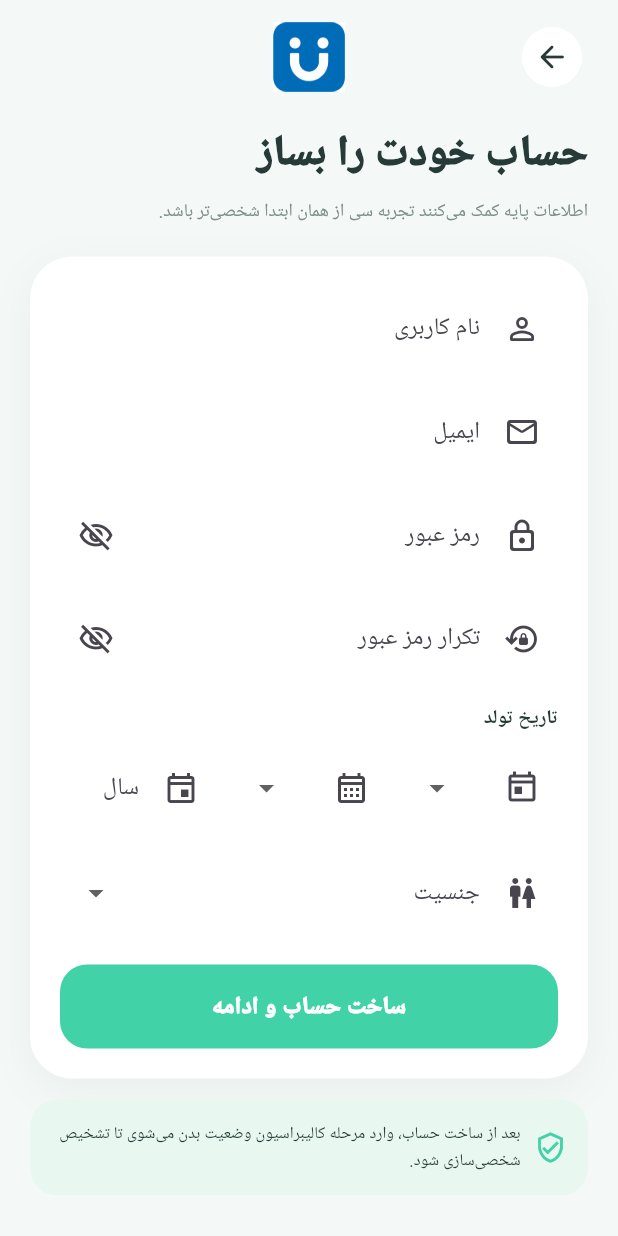
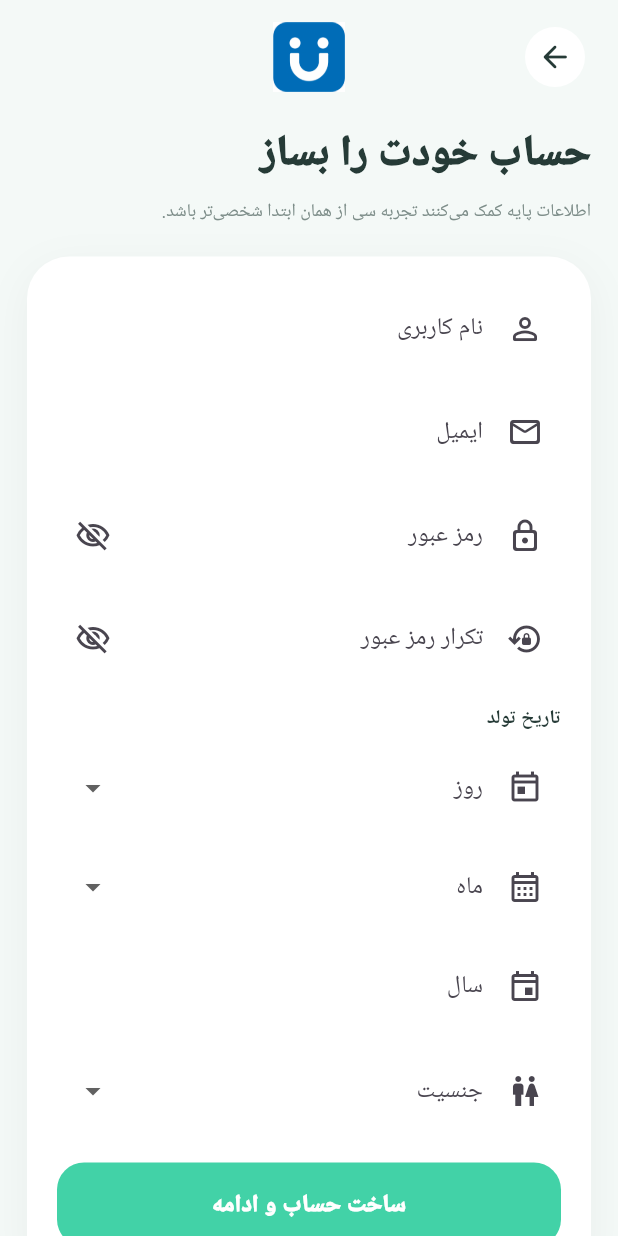
Before and after one commit to jarfilled/si, a Flutter app: the SignupPage screen opened by its route, on a phone screen of 412 x 824 dp. Run offline on Flutter 3.47's test engine with Material 3 defaults, Android fonts, the phone set to English and light mode, and no system bars; our stand-ins replace camera, fl_chart, flutter_local_notifications, hive_flutter, permission_handler, sensors_plus and 3 more; missing offline and left inert: flutter_background_service, flutter_overlay_window, google_mlkit_face_detection, google_mlkit_pose_detection, mailer, nsfw_detector_flutter; accounts and stored records are empty; Roboto replaces fonts that are missing (Vazirmatn).

Commit message:
ui: fix signup responsive layout and birth-date overflow

```diff
--- a/lib/UI/signup_page.dart
+++ b/lib/UI/signup_page.dart
@@ -3,7 +3,6 @@ import 'package:supabase_flutter/supabase_flutter.dart';
 
 class SignupPage extends StatefulWidget {
   const SignupPage({super.key});
-
   @override
   State<SignupPage> createState() => _SignupPageState();
 }
@@ -23,101 +22,54 @@ class _SignupPageState extends State<SignupPage> {
   static const mint = Color(0xFFE8F8F1);
 
   final supabase = Supabase.instance.client;
-  String? _day;
-  String? _month;
-  String? _gender;
-  bool _loading = false;
-  bool _obscurePassword = true;
-  bool _obscureConfirm = true;
+  String? _day, _month, _gender;
+  bool _loading = false, _obscurePassword = true, _obscureConfirm = true;
 
   @override
-  void dispose() {
-    _username.dispose();
-    _email.dispose();
-    _password.dispose();
-    _confirmPassword.dispose();
-    _year.dispose();
-    super.dispose();
-  }
+  void dispose() { _username.dispose(); _email.dispose(); _password.dispose(); _confirmPassword.dispose(); _year.dispose(); super.dispose(); }
 
   Future<void> _signUp() async {
     final username = _username.text.trim();
     final email = _email.text.trim();
     final password = _password.text;
     final year = _year.text.trim();
-
-    if (username.isEmpty || email.isEmpty || password.isEmpty || year.isEmpty ||
-        _day == null || _month == null || _gender == null) {
-      _message('برای ادامه، همه اطلاعات را کامل کنید.');
-      return;
-    }
-    if (!email.contains('@') || !email.contains('.')) {
-      _message('یک ایمیل معتبر وارد کنید.');
-      return;
-    }
-    if (password.length < 8) {
-      _message('رمز عبور باید حداقل ۸ کاراکتر باشد.');
-      return;
-    }
-    if (password != _confirmPassword.text) {
-      _message('رمز عبور و تکرار آن یکسان نیستند.');
-      return;
-    }
-
+    if (username.isEmpty || email.isEmpty || password.isEmpty || year.isEmpty || _day == null || _month == null || _gender == null) { _message('برای ادامه، همه اطلاعات را کامل کنید.'); return; }
+    if (!email.contains('@') || !email.contains('.')) { _message('یک ایمیل معتبر وارد کنید.'); return; }
+    if (password.length < 8) { _message('رمز عبور باید حداقل ۸ کاراکتر باشد.'); return; }
+    if (password != _confirmPassword.text) { _message('رمز عبور و تکرار آن یکسان نیستند.'); return; }
     final parsedYear = int.tryParse(year);
     final currentYear = DateTime.now().year;
-    if (parsedYear == null || parsedYear < 1900 || parsedYear > currentYear) {
-      _message('سال تولد را به‌درستی وارد کنید.');
-      return;
-    }
-
+    if (parsedYear == null || parsedYear < 1900 || parsedYear > currentYear) { _message('سال تولد را به‌درستی وارد کنید.'); return; }
     setState(() => _loading = true);
     try {
-      final response = await supabase.auth.signUp(
-        email: email,
-        password: password,
-      );
+      final response = await supabase.auth.signUp(email: email, password: password);
       final user = response.user;
       if (user == null) throw const AuthException('ساخت حساب انجام نشد.');
-
-      await supabase.from('users').insert({
-        'id': user.id,
-        'username': username,
-        'gender': _gender,
-        'birth_date': '$year-$_month-$_day',
-      });
-
+      await supabase.from('users').insert({'id': user.id, 'username': username, 'gender': _gender, 'birth_date': '$year-$_month-$_day'});
       if (!mounted) return;
-      Navigator.pushReplacementNamed(
-        context,
-        '/calibrate',
-        arguments: _gender,
-      );
-    } on AuthException catch (error) {
-      _message(error.message);
-    } catch (_) {
-      _message('ثبت‌نام انجام نشد. ممکن است این ایمیل قبلاً استفاده شده باشد.');
-    } finally {
-      if (mounted) setState(() => _loading = false);
-    }
+      Navigator.pushReplacementNamed(context, '/calibrate', arguments: _gender);
+    } on AuthException catch (error) { _message(error.message); }
+    catch (_) { _message('ثبت‌نام انجام نشد. ممکن است این ایمیل قبلاً استفاده شده باشد.'); }
+    finally { if (mounted) setState(() => _loading = false); }
   }
 
   void _message(String message) {
     if (!mounted) return;
-    ScaffoldMessenger.of(context)
-      ..hideCurrentSnackBar()
-      ..showSnackBar(
-        SnackBar(
-          content: Text(message),
-          behavior: SnackBarBehavior.floating,
-        ),
-      );
+    ScaffoldMessenger.of(context)..hideCurrentSnackBar()..showSnackBar(SnackBar(content: Text(message), behavior: SnackBarBehavior.floating));
   }
 
-  InputDecoration _dec(String label, IconData icon) => InputDecoration(
-        labelText: label,
-        prefixIcon: Icon(icon),
-      );
+  InputDecoration _dec(String label, IconData icon) => InputDecoration(labelText: label, prefixIcon: Icon(icon));
+
+  Widget _birthFields(BuildContext context) {
+    final narrow = MediaQuery.sizeOf(context).width < 430;
+    final day = DropdownButtonFormField<String>(value: _day, decoration: const InputDecoration(labelText: 'روز', prefixIcon: Icon(Icons.today_outlined)), items: List.generate(31, (i) => '${i + 1}').map((day) => DropdownMenuItem(value: day, child: Text(day))).toList(), onChanged: (value) => setState(() => _day = value));
+    final month = DropdownButtonFormField<String>(value: _month, decoration: const InputDecoration(labelText: 'ماه', prefixIcon: Icon(Icons.calendar_month_outlined)), items: List.generate(12, (i) { final month = '${i + 1}'.padLeft(2, '0'); return DropdownMenuItem(value: month, child: Text(month)); }).toList(), onChanged: (value) => setState(() => _month = value));
+    final year = TextField(controller: _year, keyboardType: TextInputType.number, decoration: const InputDecoration(labelText: 'سال', prefixIcon: Icon(Icons.event_outlined)));
+    if (narrow) {
+      return Column(children: [day, const SizedBox(height: 10), month, const SizedBox(height: 10), year]);
+    }
+    return Row(children: [Expanded(child: day), const SizedBox(width: 9), Expanded(child: month), const SizedBox(width: 9), Expanded(child: year)]);
+  }
 
   @override
   Widget build(BuildContext context) {
@@ -126,182 +78,47 @@ class _SignupPageState extends State<SignupPage> {
       child: Scaffold(
         backgroundColor: background,
         body: SafeArea(
-          child: SingleChildScrollView(
-            padding: const EdgeInsets.fromLTRB(20, 14, 20, 28),
-            child: Center(
-              child: ConstrainedBox(
-                constraints: const BoxConstraints(maxWidth: 560),
-                child: Column(
-                  crossAxisAlignment: CrossAxisAlignment.stretch,
-                  children: [
-                    Row(
-                      children: [
-                        IconButton(
-                          onPressed: () => Navigator.maybePop(context),
-                          style: IconButton.styleFrom(backgroundColor: Colors.white),
-                          icon: const Icon(Icons.arrow_forward_rounded, color: text),
-                        ),
-                        const Spacer(),
-                        Image.asset('assets/logo.png', width: 48, height: 48),
-                        const Spacer(),
-                        const SizedBox(width: 48),
-                      ],
-                    ),
-                    const SizedBox(height: 20),
-                    const Text(
-                      'حساب خودت را بساز',
-                      style: TextStyle(color: text, fontSize: 28, fontWeight: FontWeight.w900),
-                    ),
-                    const SizedBox(height: 7),
-                    const Text(
-                      'اطلاعات پایه کمک می‌کنند تجربه سی از همان ابتدا شخصی‌تر باشد.',
-                      style: TextStyle(color: subtext, fontSize: 12, height: 1.7),
-                    ),
-                    const SizedBox(height: 20),
-                    Container(
-                      padding: const EdgeInsets.all(20),
-                      decoration: BoxDecoration(
-                        color: Colors.white,
-                        borderRadius: BorderRadius.circular(28),
-                        boxShadow: [
-                          BoxShadow(
-                            color: Colors.black.withOpacity(.045),
-                            blurRadius: 24,
-                            offset: const Offset(0, 8),
-                          ),
-                        ],
+          child: LayoutBuilder(
+            builder: (context, constraints) {
+              final compact = constraints.maxHeight < 720;
+              final side = constraints.maxWidth >= 650 ? 34.0 : 18.0;
+              return SingleChildScrollView(
+                padding: EdgeInsets.fromLTRB(side, compact ? 8 : 14, side, 28),
+                child: Center(
+                  child: ConstrainedBox(
+                    constraints: const BoxConstraints(maxWidth: 560),
+                    child: Column(crossAxisAlignment: CrossAxisAlignment.stretch, children: [
+                      Row(children: [IconButton(onPressed: () => Navigator.maybePop(context), style: IconButton.styleFrom(backgroundColor: Colors.white), icon: const Icon(Icons.arrow_forward_rounded, color: text)), const Spacer(), Image.asset('assets/logo.png', width: compact ? 42 : 48, height: compact ? 42 : 48), const Spacer(), const SizedBox(width: 48)]),
+                      SizedBox(height: compact ? 14 : 20),
+                      Text('حساب خودت را بساز', style: TextStyle(color: text, fontSize: compact ? 24 : 28, fontWeight: FontWeight.w900)),
+                      const SizedBox(height: 7),
+                      const Text('اطلاعات پایه کمک می‌کنند تجربه سی از همان ابتدا شخصی‌تر باشد.', style: TextStyle(color: subtext, fontSize: 12, height: 1.7)),
+                      SizedBox(height: compact ? 14 : 20),
+                      Container(
+                        padding: EdgeInsets.all(compact ? 16 : 20),
+                        decoration: BoxDecoration(color: Colors.white, borderRadius: BorderRadius.circular(28), boxShadow: [BoxShadow(color: Colors.black.withValues(alpha: .045), blurRadius: 24, offset: const Offset(0, 8))]),
+                        child: Column(children: [
+                          TextField(controller: _username, decoration: _dec('نام کاربری', Icons.person_outline_rounded)), const SizedBox(height: 13),
+                          TextField(controller: _email, keyboardType: TextInputType.emailAddress, textDirection: TextDirection.ltr, decoration: _dec('ایمیل', Icons.mail_outline_rounded)), const SizedBox(height: 13),
+                          TextField(controller: _password, obscureText: _obscurePassword, textDirection: TextDirection.ltr, decoration: _dec('رمز عبور', Icons.lock_outline_rounded).copyWith(suffixIcon: IconButton(onPressed: () => setState(() => _obscurePassword = !_obscurePassword), icon: Icon(_obscurePassword ? Icons.visibility_off_outlined : Icons.visibility_outlined)))), const SizedBox(height: 13),
+                          TextField(controller: _confirmPassword, obscureText: _obscureConfirm, textDirection: TextDirection.ltr, decoration: _dec('تکرار رمز عبور', Icons.lock_reset_outlined).copyWith(suffixIcon: IconButton(onPressed: () => setState(() => _obscureConfirm = !_obscureConfirm), icon: Icon(_obscureConfirm ? Icons.visibility_off_outlined : Icons.visibility_outlined)))), const SizedBox(height: 16),
+                          const Align(alignment: Alignment.centerRight, child: Text('تاریخ تولد', style: TextStyle(color: text, fontSize: 13, fontWeight: FontWeight.w800))), const SizedBox(height: 8),
+                          _birthFields(context),
+                          const SizedBox(height: 14),
+                          DropdownButtonFormField<String>(value: _gender, decoration: _dec('جنسیت', Icons.wc_outlined), items: const [DropdownMenuItem(value: 'male', child: Text('آقا')), DropdownMenuItem(value: 'female', child: Text('خانم'))], onChanged: (value) => setState(() => _gender = value)),
+                          const SizedBox(height: 20),
+                          SizedBox(width: double.infinity, height: compact ? 52 : 56, child: ElevatedButton(onPressed: _loading ? null : _signUp, style: ElevatedButton.styleFrom(backgroundColor: primaryGreen, foregroundColor: Colors.white, elevation: 0, shape: RoundedRectangleBorder(borderRadius: BorderRadius.circular(18))), child: _loading ? const SizedBox(width: 22, height: 22, child: CircularProgressIndicator(strokeWidth: 2, color: Colors.white)) : Text('ساخت حساب و ادامه', style: TextStyle(fontSize: compact ? 14 : 16, fontWeight: FontWeight.w900)))),
+                        ]),
                       ),
-                      child: Column(
-                        children: [
-                          TextField(controller: _username, decoration: _dec('نام کاربری', Icons.person_outline_rounded)),
-                          const SizedBox(height: 13),
-                          TextField(controller: _email, keyboardType: TextInputType.emailAddress, textDirection: TextDirection.ltr, decoration: _dec('ایمیل', Icons.mail_outline_rounded)),
-                          const SizedBox(height: 13),
-                          TextField(
-                            controller: _password,
-                            obscureText: _obscurePassword,
-                            textDirection: TextDirection.ltr,
-                            decoration: _dec('رمز عبور', Icons.lock_outline_rounded).copyWith(
-                              suffixIcon: IconButton(
-                                onPressed: () => setState(() => _obscurePassword = !_obscurePassword),
-                                icon: Icon(_obscurePassword ? Icons.visibility_off_outlined : Icons.visibility_outlined),
-                              ),
-                            ),
-                          ),
-                          const SizedBox(height: 13),
-                          TextField(
-                            controller: _confirmPassword,
-                            obscureText: _obscureConfirm,
-                            textDirection: TextDirection.ltr,
-                            decoration: _dec('تکرار رمز عبور', Icons.lock_reset_outlined).copyWith(
-                              suffixIcon: IconButton(
-                                onPressed: () => setState(() => _obscureConfirm = !_obscureConfirm),
-                                icon: Icon(_obscureConfirm ? Icons.visibility_off_outlined : Icons.visibility_outlined),
-                              ),
-                            ),
-                          ),
-                          const SizedBox(height: 16),
-                          const Align(
-                            alignment: Alignment.centerRight,
-                            child: Text('تاریخ تولد', style: TextStyle(color: text, fontSize: 13, fontWeight: FontWeight.w800)),
-                          ),
-                          const SizedBox(height: 8),
-                          Row(
-                            children: [
-                              Expanded(
-                                child: DropdownButtonFormField<String>(
-                                  value: _day,
-                                  decoration: const InputDecoration(labelText: 'روز', prefixIcon: Icon(Icons.today_outlined)),
-                                  items: List.generate(31, (i) => '${i + 1}')
-                                      .map((day) => DropdownMenuItem(value: day, child: Text(day)))
-                                      .toList(),
-                                  onChanged: (value) => setState(() => _day = value),
-                                ),
-                              ),
-                              const SizedBox(width: 9),
-                              Expanded(
-                                child: DropdownButtonFormField<String>(
-                                  value: _month,
-                                  decoration: const InputDecoration(labelText: 'ماه', prefixIcon: Icon(Icons.calendar_month_outlined)),
-                                  items: List.generate(12, (i) {
-                                    final month = '${i + 1}'.padLeft(2, '0');
-                                    return DropdownMenuItem(value: month, child: Text(month));
-                                  }).toList(),
-                                  onChanged: (value) => setState(() => _month = value),
-                                ),
-                              ),
-                              const SizedBox(width: 9),
-                              Expanded(
-                                child: TextField(
-                                  controller: _year,
-                                  keyboardType: TextInputType.number,
-                                  decoration: const InputDecoration(labelText: 'سال', prefixIcon: Icon(Icons.event_outlined)),
-                                ),
-                              ),
-                            ],
-                          ),
-                          const SizedBox(height: 14),
-                          DropdownButtonFormField<String>(
-                            value: _gender,
-                            decoration: _dec('جنسیت', Icons.wc_outlined),
-                            items: const [
-                              DropdownMenuItem(value: 'male', child: Text('آقا')),
-                              DropdownMenuItem(value: 'female', child: Text('خانم')),
-                            ],
-                            onChanged: (value) => setState(() => _gender = value),
-                          ),
-                          const SizedBox(height: 20),
-                          SizedBox(
-                            width: double.infinity,
-                            height: 56,
-                            child: ElevatedButton(
-                              onPressed: _loading ? null : _signUp,
-                              style: ElevatedButton.styleFrom(
-                                backgroundColor: primaryGreen,
-                                foregroundColor: Colors.white,
-                                elevation: 0,
-                                shape: RoundedRectangleBorder(borderRadius: BorderRadius.circular(18)),
-                              ),
-                              child: _loading
-                                  ? const SizedBox(width: 22, height: 22, child: CircularProgressIndicator(strokeWidth: 2, color: Colors.white))
-                                  : const Text('ساخت حساب و ادامه', style: TextStyle(fontSize: 16, fontWeight: FontWeight.w900)),
-                            ),
-                          ),
-                        ],
-                      ),
-                    ),
-                    const SizedBox(height: 14),
-                    Container(
-                      padding: const EdgeInsets.all(14),
-                      decoration: BoxDecoration(color: mint, borderRadius: BorderRadius.circular(18)),
-                      child: const Row(
-                        children: [
-                          Icon(Icons.verified_user_outlined, color: primaryGreen, size: 22),
-                          SizedBox(width: 9),
-                          Expanded(
-                            child: Text(
-                              'بعد از ساخت حساب، وارد مرحله کالیبراسیون وضعیت بدن می‌شوی تا تشخیص شخصی‌سازی شود.',
-                              style: TextStyle(color: text, fontSize: 11, height: 1.6),
-                            ),
-                          ),
-                        ],
-                      ),
-                    ),
-                    const SizedBox(height: 12),
-                    Row(
-                      mainAxisAlignment: MainAxisAlignment.center,
-                      children: [
-                        const Text('قبلاً ثبت‌نام کرده‌اید؟', style: TextStyle(color: subtext, fontSize: 12)),
-                        TextButton(
-                          onPressed: () => Navigator.pushReplacementNamed(context, '/login'),
-                          child: const Text('وارد شوید', style: TextStyle(color: primaryTeal, fontWeight: FontWeight.w900)),
-                        ),
-                      ],
-                    ),
-                  ],
+                      const SizedBox(height: 14),
+                      Container(padding: const EdgeInsets.all(14), decoration: BoxDecoration(color: mint, borderRadius: BorderRadius.circular(18)), child: const Row(children: [Icon(Icons.verified_user_outlined, color: primaryGreen, size: 22), SizedBox(width: 9), Expanded(child: Text('بعد از ساخت حساب، وارد مرحله کالیبراسیون وضعیت بدن می‌شوی تا تشخیص شخصی‌سازی شود.', style: TextStyle(color: text, fontSize: 11, height: 1.6)))])),
+                      const SizedBox(height: 12),
+                      Wrap(alignment: WrapAlignment.center, crossAxisAlignment: WrapCrossAlignment.center, children: [const Text('قبلاً ثبت‌نام کرده‌اید؟', style: TextStyle(color: subtext, fontSize: 12)), TextButton(onPressed: () => Navigator.pushReplacementNamed(context, '/login'), child: const Text('وارد شوید', style: TextStyle(color: primaryTeal, fontWeight: FontWeight.w900)))])
+                    ]),
+                  ),
                 ),
-              ),
-            ),
+              );
+            },
           ),
         ),
       ),
```
